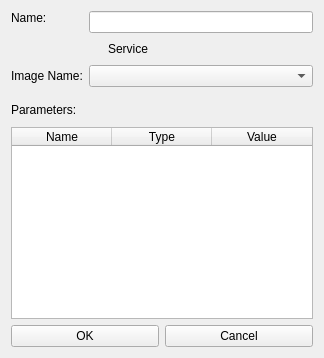
Before: the Qt Designer form DCGUI/Windows/TenantVM.ui in DanielZorin/DataCenters, drawn with Qt 5.
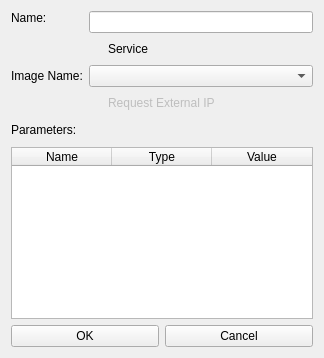
After: the same form once the commit is applied. Icons and pictures are not drawn.

Commit message: external ip parameter

Diff of the .ui file:
```diff
--- a/DCGUI/Windows/TenantVM.ui
+++ b/DCGUI/Windows/TenantVM.ui
@@ -77,6 +77,16 @@
        <item row="3" column="1">
         <widget class="QComboBox" name="image"/>
        </item>
+       <item row="4" column="1">
+        <widget class="QCheckBox" name="external">
+         <property name="enabled">
+          <bool>false</bool>
+         </property>
+         <property name="text">
+          <string>Request External IP</string>
+         </property>
+        </widget>
+       </item>
       </layout>
      </item>
      <item>
```
The commit also changes 6 other files.
